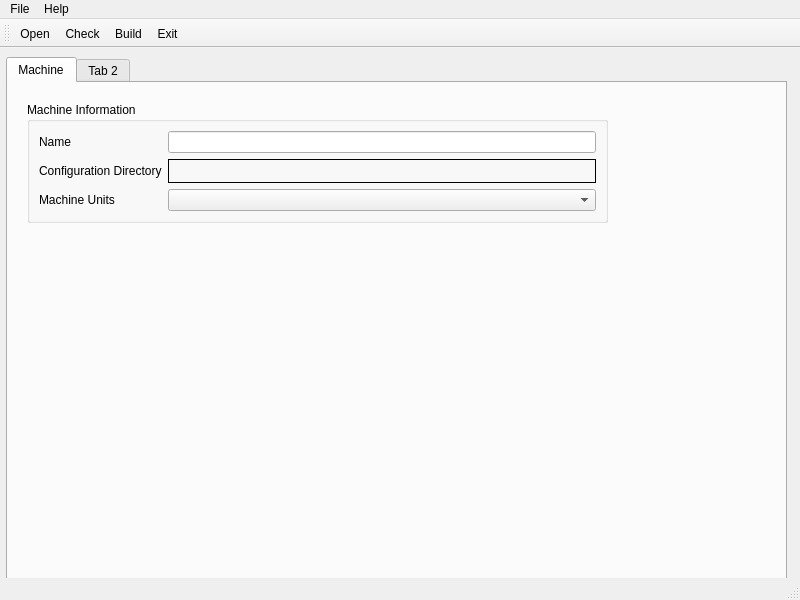
Old version of the form pconfig.ui in the repository cnc4less/pconfig.
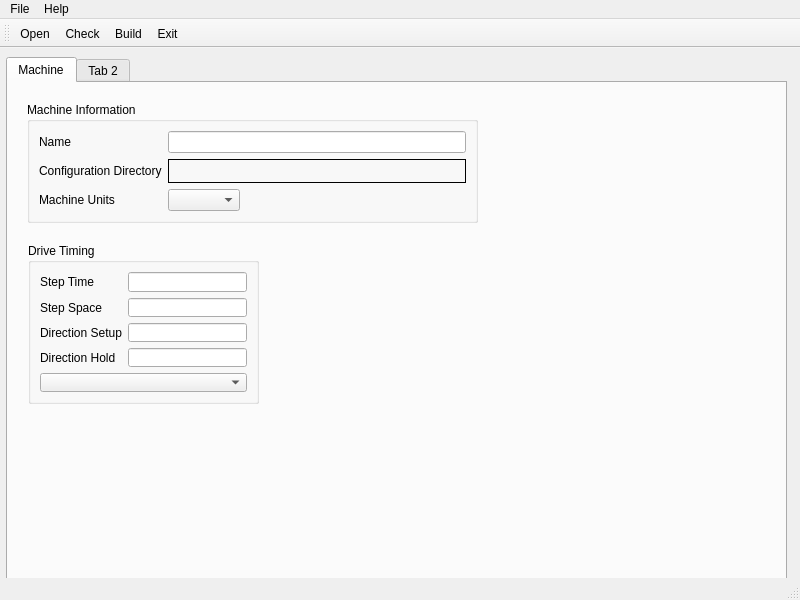
New version of the form.

Commit message: add drive timing

```diff
--- a/pconfig.ui
+++ b/pconfig.ui
@@ -35,7 +35,7 @@
        <rect>
         <x>19</x>
         <y>19</y>
-        <width>581</width>
+        <width>451</width>
         <height>121</height>
        </rect>
       </property>
@@ -50,19 +50,6 @@
          </property>
         </widget>
        </item>
-       <item row="0" column="1">
-        <widget class="QLineEdit" name="nameLE"/>
-       </item>
-       <item row="1" column="1">
-        <widget class="QLabel" name="configPathLB">
-         <property name="frameShape">
-          <enum>QFrame::Box</enum>
-         </property>
-         <property name="text">
-          <string/>
-         </property>
-        </widget>
-       </item>
        <item row="1" column="0">
         <widget class="QLabel" name="label_2">
          <property name="text">
@@ -78,7 +65,91 @@
         </widget>
        </item>
        <item row="2" column="1">
-        <widget class="QComboBox" name="unitsCB"/>
+        <widget class="QComboBox" name="units_cb"/>
+       </item>
+       <item row="2" column="2">
+        <spacer name="horizontalSpacer">
+         <property name="orientation">
+          <enum>Qt::Horizontal</enum>
+         </property>
+         <property name="sizeHint" stdset="0">
+          <size>
+           <width>40</width>
+           <height>20</height>
+          </size>
+         </property>
+        </spacer>
+       </item>
+       <item row="1" column="1" colspan="2">
+        <widget class="QLabel" name="configPathLB">
+         <property name="frameShape">
+          <enum>QFrame::Box</enum>
+         </property>
+         <property name="text">
+          <string/>
+         </property>
+        </widget>
+       </item>
+       <item row="0" column="1" colspan="2">
+        <widget class="QLineEdit" name="nameLE"/>
+       </item>
+      </layout>
+     </widget>
+     <widget class="QGroupBox" name="gridGroupBox">
+      <property name="geometry">
+       <rect>
+        <x>20</x>
+        <y>160</y>
+        <width>231</width>
+        <height>161</height>
+       </rect>
+      </property>
+      <property name="title">
+       <string>Drive Timing</string>
+      </property>
+      <layout class="QGridLayout" name="gridLayout_2">
+       <item row="1" column="0">
+        <widget class="QLabel" name="label_5">
+         <property name="text">
+          <string>Step Space</string>
+         </property>
+        </widget>
+       </item>
+       <item row="0" column="1">
+        <widget class="QLineEdit" name="step_time_le"/>
+       </item>
+       <item row="0" column="0">
+        <widget class="QLabel" name="label_4">
+         <property name="text">
+          <string>Step Time</string>
+         </property>
+        </widget>
+       </item>
+       <item row="2" column="0">
+        <widget class="QLabel" name="label_6">
+         <property name="text">
+          <string>Direction Setup</string>
+         </property>
+        </widget>
+       </item>
+       <item row="3" column="0">
+        <widget class="QLabel" name="label_7">
+         <property name="text">
+          <string>Direction Hold</string>
+         </property>
+        </widget>
+       </item>
+       <item row="1" column="1">
+        <widget class="QLineEdit" name="step_space_le"/>
+       </item>
+       <item row="2" column="1">
+        <widget class="QLineEdit" name="dir_setup_le"/>
+       </item>
+       <item row="3" column="1">
+        <widget class="QLineEdit" name="dir_hold_le"/>
+       </item>
+       <item row="4" column="0" colspan="2">
+        <widget class="QComboBox" name="drive_timing_cb"/>
        </item>
       </layout>
      </widget>
```
The commit also changes 2 other files.
